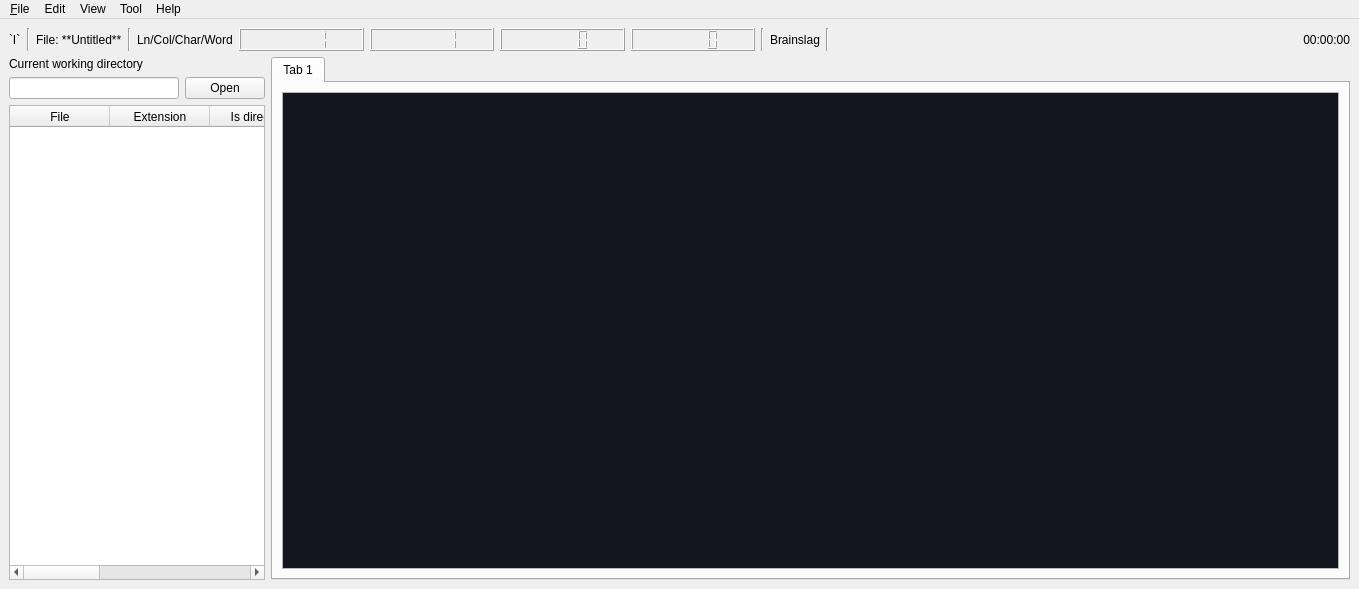
Before: the Qt Designer form src/TextEditor/ui/TextEditor.ui in KatsumiKougen/SmallPyQt5Apps, drawn with Qt 5.
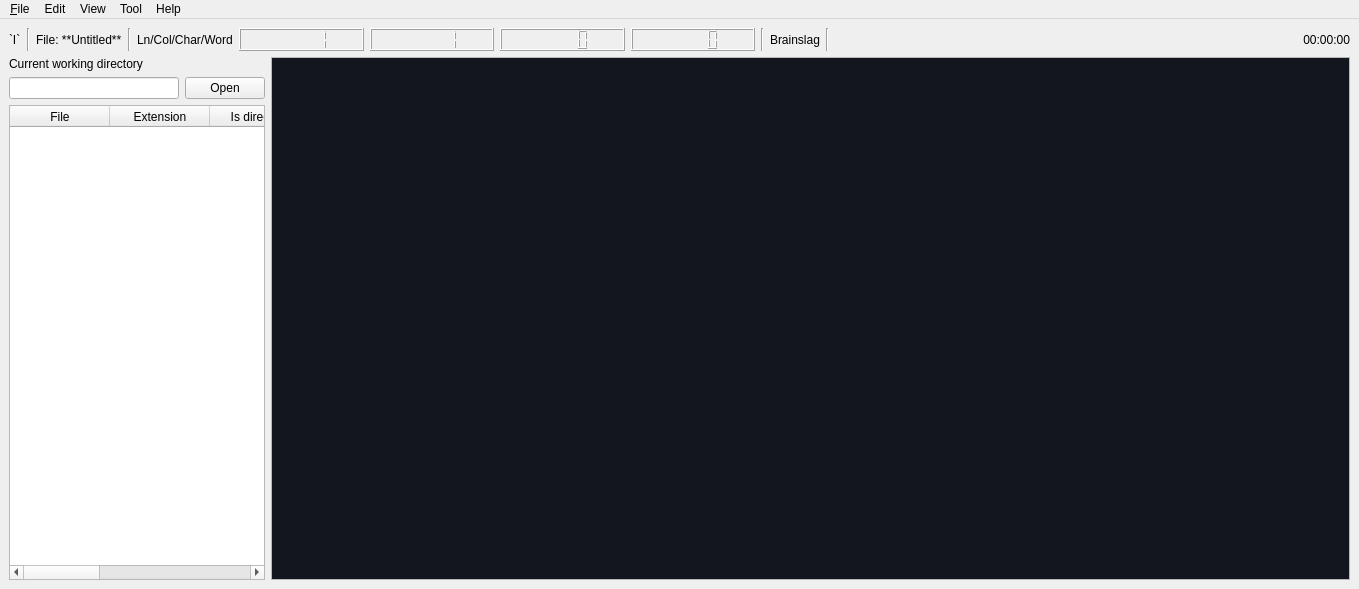
After: the same form once the commit is applied.

```diff
--- a/src/TextEditor/ui/TextEditor.ui
+++ b/src/TextEditor/ui/TextEditor.ui
@@ -280,16 +280,6 @@
        </layout>
       </item>
       <item>
-       <widget class="QTabWidget" name="TextEditorTabs">
-        <property name="currentIndex">
-         <number>0</number>
-        </property>
-        <widget class="QWidget" name="TextEditor_Tab0">
-         <attribute name="title">
-          <string>Tab 1</string>
-         </attribute>
-         <layout class="QVBoxLayout" name="verticalLayout">
-          <item>
            <widget class="QPlainTextEdit" name="TextEditor_MainWidget">
             <property name="palette">
              <palette>
@@ -414,13 +404,12 @@
               <family>Monospace</family>
              </font>
             </property>
+        <property name="lineWrapMode">
+         <enum>QPlainTextEdit::NoWrap</enum>
+        </property>
             <property name="tabStopWidth">
              <number>40</number>
             </property>
-           </widget>
-          </item>
-         </layout>
-        </widget>
        </widget>
       </item>
      </layout>
```
Lines whose indentation alone changed are shown as unchanged.
